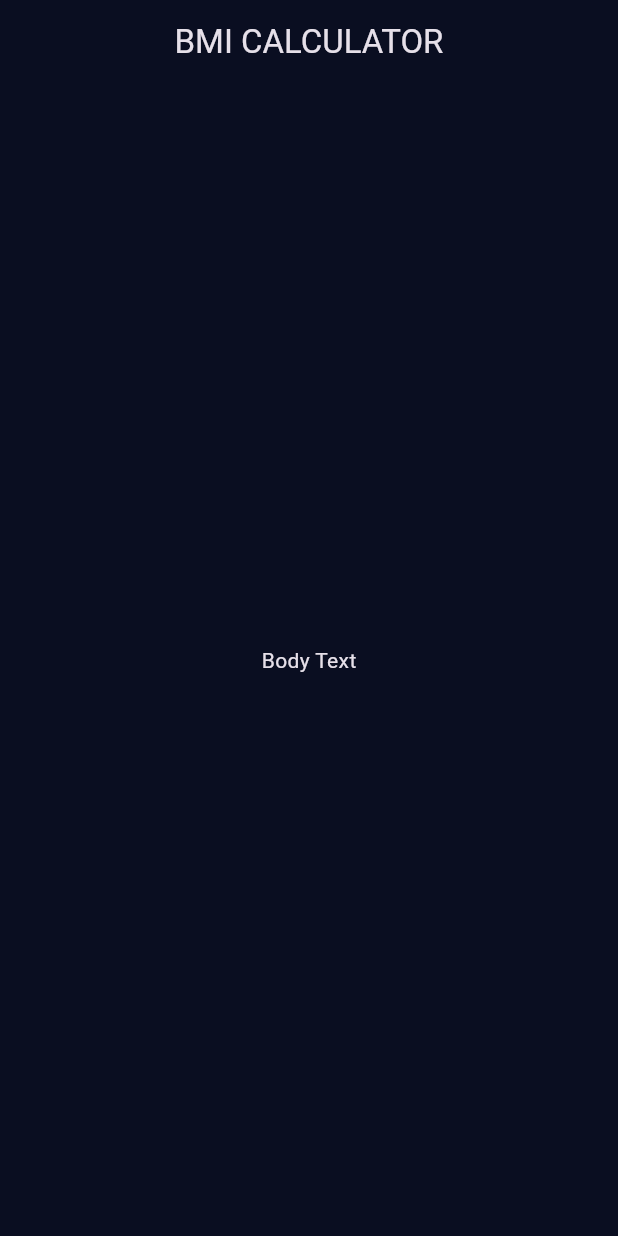
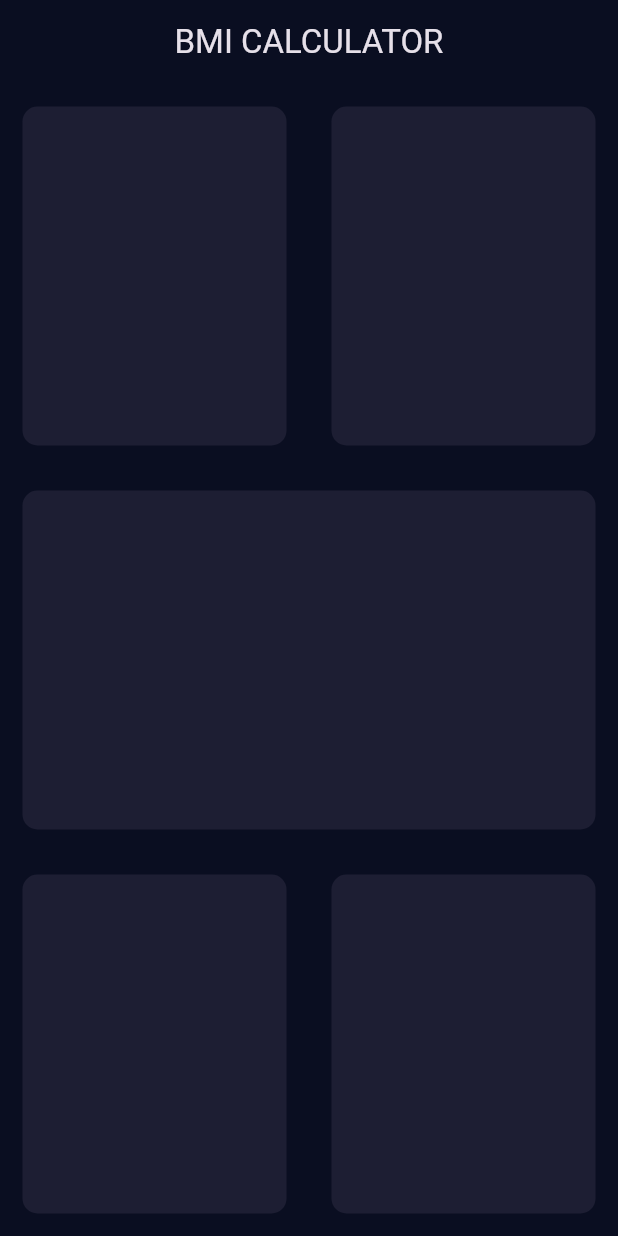
Before and after one commit to Mohanish-25/bmi_calculator, a Flutter app: the screen it shows after launch, on a phone screen of 412 x 824 dp. Run offline on Flutter 3.47's test engine with Material 3 defaults, Android fonts, the phone set to English and light mode, and no system bars.

Commit message:
created the page design

```diff
--- a/lib/input_page.dart
+++ b/lib/input_page.dart
@@ -1,3 +1,4 @@
+// ignore_for_file: prefer_const_constructors, prefer_const_literals_to_create_immutables
 import 'package:flutter/material.dart';
 
 class InputPage extends StatefulWidget {
@@ -13,8 +14,64 @@ class _InputPageState extends State<InputPage> {
         title: Center(child: Text('BMI CALCULATOR')),
       ),
       body: Center(
-        child: Text('Body Text'),
+        child: Column(
+          children: [
+            Expanded(
+              child: Row(
+                children: [
+                  Expanded(
+                    child: ReusableCard(
+                      colour: Color(0xFF1D1E33),
+                    ),
+                  ),
+                  Expanded(
+                    child: ReusableCard(
+                      colour: Color(0xFF1D1E33),
+                    ),
+                  ),
+                ],
+              ),
+            ),
+            Expanded(
+              child: ReusableCard(
+                colour: Color(0xFF1D1E33),
+              ),
+            ),
+            Expanded(
+              child: Row(
+                children: [
+                  Expanded(
+                    child: ReusableCard(
+                      colour: Color(0xFF1D1E33),
+                    ),
+                  ),
+                  Expanded(
+                    child: ReusableCard(
+                      colour: Color(0xFF1D1E33),
+                    ),
+                  ),
+                ],
+              ),
+            ),
+          ],
+        ),
       ),
     );
   }
 }
+
+class ReusableCard extends StatelessWidget {
+  ReusableCard({required this.colour});
+  final Color colour;
+
+  @override
+  Widget build(BuildContext context) {
+    return Container(
+      margin: EdgeInsets.all(15.0),
+      decoration: BoxDecoration(
+        color: colour,
+        borderRadius: BorderRadius.circular(10.0),
+      ),
+    );
+  }
+}
```
